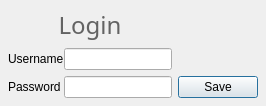
cas--/Qvernote, file QOptionsDialog.ui: the form before one commit.
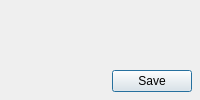
The form after the commit.

Commit message:
replace user/pass in options dialog with revoke/request auth
on-clicks currently just placeholders

```diff
--- a/QOptionsDialog.ui
+++ b/QOptionsDialog.ui
@@ -33,49 +33,6 @@
        <property name="margin">
         <number>0</number>
        </property>
-       <item row="2" column="0">
-        <widget class="QLabel" name="label">
-         <property name="text">
-          <string>Username</string>
-         </property>
-        </widget>
-       </item>
-       <item row="2" column="1">
-        <widget class="QLineEdit" name="leUsername"/>
-       </item>
-       <item row="3" column="0">
-        <widget class="QLabel" name="label_2">
-         <property name="text">
-          <string>Password</string>
-         </property>
-        </widget>
-       </item>
-       <item row="3" column="1">
-        <widget class="QLineEdit" name="lePassword">
-         <property name="echoMode">
-          <enum>QLineEdit::PasswordEchoOnEdit</enum>
-         </property>
-        </widget>
-       </item>
-       <item row="1" column="0" colspan="2">
-        <widget class="QLabel" name="label_3">
-         <property name="font">
-          <font>
-           <family>Nokia Sans</family>
-           <pointsize>18</pointsize>
-          </font>
-         </property>
-         <property name="styleSheet">
-          <string notr="true">color: rgb(99, 99, 99);</string>
-         </property>
-         <property name="text">
-          <string>Login</string>
-         </property>
-         <property name="alignment">
-          <set>Qt::AlignCenter</set>
-         </property>
-        </widget>
-       </item>
       </layout>
      </widget>
     </widget>
```
The commit also changes 2 other files.
